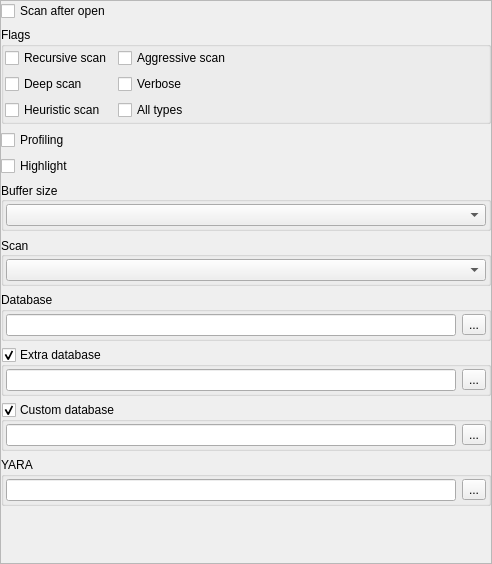
The window that dieoptionswidget.ui (horsicq/die_widget) describes before a commit, drawn with Qt 5.
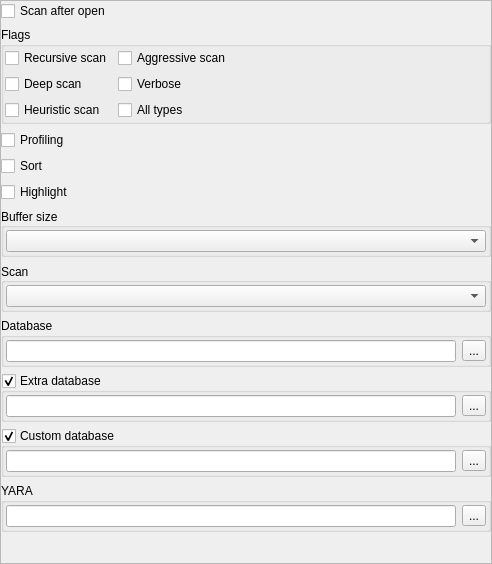
The same window after the commit.

What changed in the file:
```diff
--- a/dieoptionswidget.ui
+++ b/dieoptionswidget.ui
@@ -136,6 +136,13 @@
          </property>
         </widget>
        </item>
+       <item>
+        <widget class="QCheckBox" name="checkBoxSort">
+         <property name="text">
+          <string>Sort</string>
+         </property>
+        </widget>
+       </item>
        <item>
         <widget class="QCheckBox" name="checkBoxHighlight">
          <property name="text">
```
